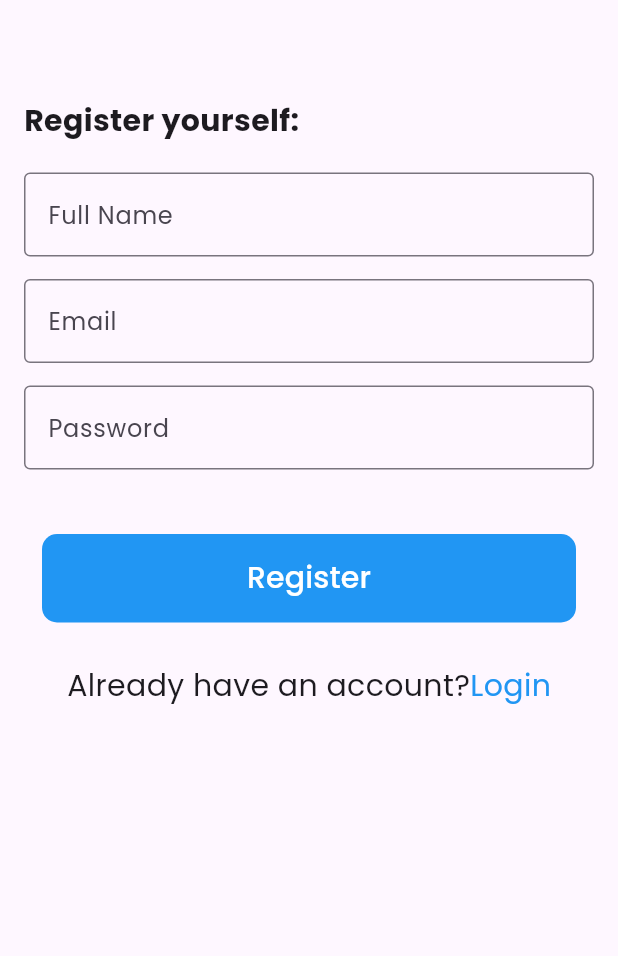
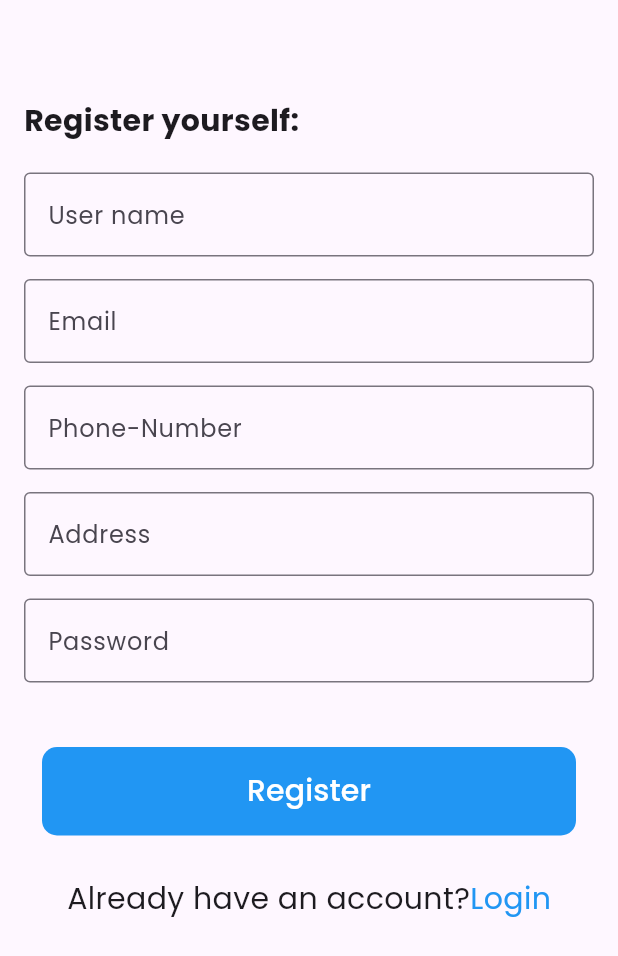
Before and after one commit to Garurab-Subedi/efurniture, a Flutter app: the screen it shows after launch, on a phone screen of 412 x 824 dp. Shown: the top 956 px of the screen. Run offline on Flutter 3.47's test engine with Material 3 defaults, Android fonts, the phone set to English and light mode, and no system bars; our stand-ins replace flutter_svg, get, google_fonts, shared_preferences.

```diff
--- a/lib/app/modules/signup/views/signup_view.dart
+++ b/lib/app/modules/signup/views/signup_view.dart
@@ -1,7 +1,6 @@
 import 'package:flutter/material.dart';
 import 'package:furniture/app/components/my_button.dart';
 import 'package:furniture/app/components/my_textfield.dart';
-import 'package:furniture/app/modules/login/views/login_view.dart';
 import 'package:furniture/app/routes/app_pages.dart';
 
 import 'package:get/get.dart';
@@ -9,7 +8,9 @@ import 'package:get/get.dart';
 import '../controllers/signup_controller.dart';
 
 class SignupView extends GetView<SignupController> {
-  const SignupView({Key? key}) : super(key: key);
+  SignupView({Key? key}) : super(key: key);
+
+  final signupController = Get.put(SignupController());
   @override
   Widget build(BuildContext context) {
     return Scaffold(
@@ -40,9 +41,9 @@ class SignupView extends GetView<SignupController> {
                   height: 20,
                 ),
                 MyTextField(
-                  // controller: controller.nameController,
-                  hintText: 'Enter your name',
-                  labelText: 'Full Name',
+                  controller: controller.usernameController,
+                  hintText: 'Enter username',
+                  labelText: 'User name',
                   validator: (value) {
                     if (value == null || value.isEmpty) {
                       return "Name can't be empty";
@@ -51,7 +52,7 @@ class SignupView extends GetView<SignupController> {
                   },
                 ),
                 MyTextField(
-                  // controller: controller.emailController,
+                  controller: controller.emailController,
                   hintText: 'Enter your Email',
                   labelText: 'Email',
                   validator: (value) {
@@ -64,7 +65,31 @@ class SignupView extends GetView<SignupController> {
                   },
                 ),
                 MyTextField(
-                  // controller: controller.passwordController,
+                  controller: controller.phoneController,
+                  hintText: 'Enter your Phone number',
+                  labelText: 'Phone-Number',
+                  validator: (value) {
+                    if (value == null || value.isEmpty) {
+                      return "Phonenumber can't be empty";
+                    } else if (!GetUtils.isPhoneNumber(value)) {
+                      return "Give proper Phone number";
+                    }
+                    return null;
+                  },
+                ),
+                MyTextField(
+                  controller: controller.addressController,
+                  hintText: 'Enter your Address',
+                  labelText: 'Address',
+                  validator: (value) {
+                    if (value == null || value.isEmpty) {
+                      return "Address can't be empty";
+                    }
+                    return null;
+                  },
+                ),
+                MyTextField(
+                  controller: controller.passwordController,
                   hintText: 'Enter your Password',
                   labelText: 'Password',
                   isPassword: true,
@@ -79,10 +104,7 @@ class SignupView extends GetView<SignupController> {
                   height: 20,
                 ),
                 MyButton(
-                    title: 'Register',
-                    onPressed: () {
-                      Get.to(const LoginView());
-                    }),
+                    title: 'Register', onPressed: () => controller.signUp()),
                 const SizedBox(
                   height: 20,
                 ),
@@ -98,7 +120,7 @@ class SignupView extends GetView<SignupController> {
                     GestureDetector(
                       onTap: () {
                         Get.back();
-                        // Get.toNamed(Routes.LOGIN);
+                        Get.toNamed(Routes.LOGIN);
                         // Get.offAndToNamed(Routes.LOGIN);
                       },
                       child: const Text(
--- a/lib/app/routes/app_pages.dart
+++ b/lib/app/routes/app_pages.dart
@@ -15,12 +15,12 @@ class AppPages {
   static final routes = [
     GetPage(
       name: _Paths.SIGNUP,
-      page: () => const SignupView(),
+      page: () => SignupView(),
       binding: SignupBinding(),
       children: [
         GetPage(
           name: _Paths.SIGNUP,
-          page: () => const SignupView(),
+          page: () => SignupView(),
           binding: SignupBinding(),
         ),
       ],
--- a/lib/app/utils/constants.dart
+++ b/lib/app/utils/constants.dart
@@ -1,7 +1,7 @@
 import 'package:flutter/material.dart';
 import 'package:get/get.dart';
 
-const ipAddress = "192.168.1.71";
+const ipAddress = "https://test12.hamropahal.org";
 
 const baseUrl = ipAddress;
 // Obtain shared preferences.
```
Also changed, not shown: lib/app/modules/login/controllers/login_controller.dart (+35 -7 lines), lib/app/modules/signup/controllers/signup_controller.dart (+48 -7 lines).
